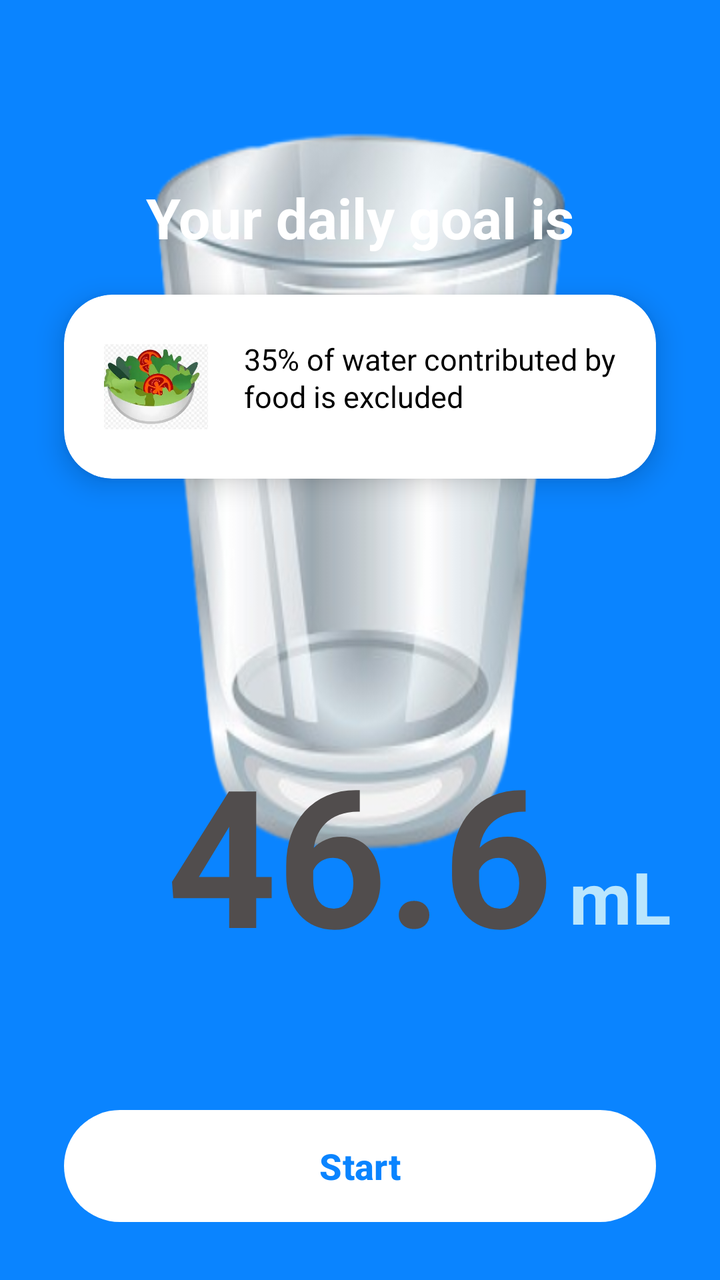
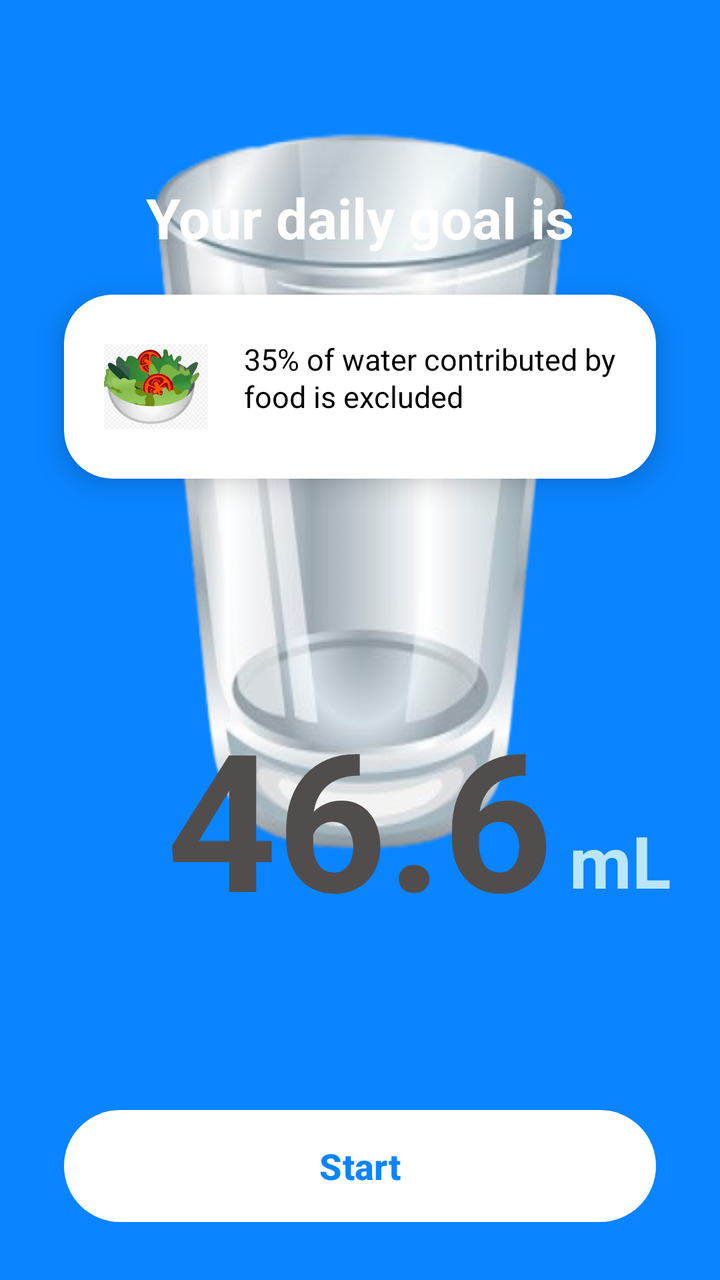

Screens rendered from an Android XML layout before and after an edit, with the pre-edit source and the edit as a unified diff.
<!-- AndroidManifest.xml: application theme Theme.WaterReminder -->
<!-- res/layout/activity_daily_goal.xml -->
<?xml version="1.0" encoding="utf-8"?>
<androidx.constraintlayout.widget.ConstraintLayout xmlns:android="http://schemas.android.com/apk/res/android"
    xmlns:app="http://schemas.android.com/apk/res-auto"
    android:layout_width="match_parent"
    android:layout_height="match_parent"
    xmlns:tools="http://schemas.android.com/tools"
    android:background="#0A84FF">

    <ImageView
        android:layout_width="wrap_content"
        android:layout_height="0dp"
        android:background="@drawable/glass"
        tools:ignore="MissingConstraints"
        tools:layout_editor_absoluteX="0dp"
        tools:layout_editor_absoluteY="200dp" />

    
    <View
        android:layout_width="match_parent"
        android:layout_height="320dp"
        app:layout_constraintTop_toTopOf="parent"
        app:layout_constraintStart_toStartOf="parent" />

    
    <TextView
        android:id="@+id/tv_title"
        android:layout_width="wrap_content"
        android:layout_height="wrap_content"
        android:text="Your daily goal is"
        android:textSize="28sp"
        android:textColor="#FFFFFF"
        android:textStyle="bold"
        app:layout_constraintTop_toTopOf="parent"
        app:layout_constraintStart_toStartOf="parent"
        app:layout_constraintEnd_toEndOf="parent"
        android:layout_marginTop="90dp" />

    
    <com.google.android.material.button.MaterialButtonToggleGroup
        android:id="@+id/unit_group"
        android:layout_width="wrap_content"
        android:layout_height="wrap_content"
        app:singleSelection="true"
        app:layout_constraintTop_toBottomOf="@id/tv_title"
        app:layout_constraintStart_toStartOf="parent"
        app:layout_constraintEnd_toEndOf="parent"
        android:layout_marginTop="32dp"
        >

        <com.google.android.material.button.MaterialButton
            android:id="@+id/btn_ml"
            android:text="ml"
            style="@style/Widget.Material3.Button.OutlinedButton" />

        <com.google.android.material.button.MaterialButton
            android:id="@+id/btn_l"
            android:text="L"
            style="@style/Widget.Material3.Button.OutlinedButton" />

        <com.google.android.material.button.MaterialButton
            android:id="@+id/btn_us_oz"
            android:text="US oz"
            android:checked="true"
            style="@style/Widget.Material3.Button.OutlinedButton" />

        <com.google.android.material.button.MaterialButton
            android:id="@+id/btn_uk_oz"
            android:text="UK oz"
            style="@style/Widget.Material3.Button.OutlinedButton" />

    </com.google.android.material.button.MaterialButtonToggleGroup>

    
    <TextView
        android:id="@+id/tv_goal"
        android:layout_width="wrap_content"
        android:layout_height="wrap_content"
        android:text="46.6"
        android:textSize="96sp"
        android:textColor="#514D4D"
        android:textStyle="bold"
        app:layout_constraintTop_toBottomOf="@id/unit_group"
        app:layout_constraintStart_toStartOf="parent"
        app:layout_constraintEnd_toEndOf="parent"
        android:layout_marginTop="203dp" />

    
    <TextView
        android:id="@+id/tv_unit"
        android:layout_width="wrap_content"
        android:layout_height="wrap_content"
        android:layout_marginStart="8dp"
        android:layout_marginBottom="18dp"
        android:text="mL"
        android:textColor="#BAE6FD"
        android:textSize="36sp"
        android:textStyle="bold"
        app:layout_constraintBottom_toBottomOf="@id/tv_goal"
        app:layout_constraintStart_toEndOf="@id/tv_goal" />

    <androidx.cardview.widget.CardView
        android:id="@+id/info_card"
        android:layout_width="0dp"
        android:layout_height="wrap_content"
        app:cardCornerRadius="24dp"
        app:cardElevation="8dp"
        app:cardBackgroundColor="#FFFFFF"
        android:layout_marginHorizontal="32dp"
        app:layout_constraintStart_toStartOf="parent"
        app:layout_constraintEnd_toEndOf="parent"
        app:layout_constraintTop_toBottomOf="@id/tv_title"
        android:layout_marginTop="20dp">

        <LinearLayout
            android:layout_width="match_parent"
            android:layout_height="wrap_content"
            android:orientation="horizontal"
            android:padding="20dp"
            android:gravity="center_vertical">

            <ImageView
                android:layout_width="52dp"
                android:layout_height="52dp"
                android:src="@drawable/salad"
                android:layout_marginEnd="18dp" />

            <TextView
                android:layout_width="0dp"
                android:layout_height="48dp"
                android:layout_weight="1"
                android:text="35% of water contributed by food is excluded"
                android:textSize="15sp"
                android:textColor="@color/black"
                android:lineSpacingExtra="1dp" />

        </LinearLayout>
    </androidx.cardview.widget.CardView>

    
    <com.google.android.material.button.MaterialButton
        android:id="@+id/btn_start"
        android:layout_width="0dp"
        android:layout_height="64dp"
        android:text="Start"
        android:textSize="18sp"
        android:textStyle="bold"
        app:cornerRadius="32dp"
        app:backgroundTint="#FFFFFF"
        android:textColor="#0A84FF"
        app:layout_constraintBottom_toBottomOf="parent"
        app:layout_constraintStart_toStartOf="parent"
        app:layout_constraintEnd_toEndOf="parent"
        android:layout_marginHorizontal="32dp"
        android:layout_marginBottom="25dp" />

</androidx.constraintlayout.widget.ConstraintLayout>
<!-- resources referenced by this layout -->
<resources>
  <color name="black">#FF000000</color>
  <!-- drawable glass: png bitmap (drawable, 118796 bytes) -->
  <!-- drawable salad: png bitmap (drawable, 89909 bytes) -->
  <style name="Theme.WaterReminder" parent="Base.Theme.WaterReminder" />
  <style name="Base.Theme.WaterReminder" parent="Theme.Material3.DayNight.NoActionBar">
          
          
      </style>
</resources>

<!-- the commit's change to res/layout/activity_daily_goal.xml (unified diff, before → after) -->
@@ -36,41 +36,6 @@
         android:layout_marginTop="90dp" />
 
     
-    <com.google.android.material.button.MaterialButtonToggleGroup
-        android:id="@+id/unit_group"
-        android:layout_width="wrap_content"
-        android:layout_height="wrap_content"
-        app:singleSelection="true"
-        app:layout_constraintTop_toBottomOf="@id/tv_title"
-        app:layout_constraintStart_toStartOf="parent"
-        app:layout_constraintEnd_toEndOf="parent"
-        android:layout_marginTop="32dp"
-        >
-
-        <com.google.android.material.button.MaterialButton
-            android:id="@+id/btn_ml"
-            android:text="ml"
-            style="@style/Widget.Material3.Button.OutlinedButton" />
-
-        <com.google.android.material.button.MaterialButton
-            android:id="@+id/btn_l"
-            android:text="L"
-            style="@style/Widget.Material3.Button.OutlinedButton" />
-
-        <com.google.android.material.button.MaterialButton
-            android:id="@+id/btn_us_oz"
-            android:text="US oz"
-            android:checked="true"
-            style="@style/Widget.Material3.Button.OutlinedButton" />
-
-        <com.google.android.material.button.MaterialButton
-            android:id="@+id/btn_uk_oz"
-            android:text="UK oz"
-            style="@style/Widget.Material3.Button.OutlinedButton" />
-
-    </com.google.android.material.button.MaterialButtonToggleGroup>
-
-    
     <TextView
         android:id="@+id/tv_goal"
         android:layout_width="wrap_content"
@@ -79,24 +44,24 @@
         android:textSize="96sp"
         android:textColor="#514D4D"
         android:textStyle="bold"
-        app:layout_constraintTop_toBottomOf="@id/unit_group"
+        app:layout_constraintTop_toBottomOf="@id/info_card"
         app:layout_constraintStart_toStartOf="parent"
         app:layout_constraintEnd_toEndOf="parent"
-        android:layout_marginTop="203dp" />
+        android:layout_marginTop="105dp" />
 
     
     <TextView
         android:id="@+id/tv_unit"
         android:layout_width="wrap_content"
         android:layout_height="wrap_content"
-        android:layout_marginStart="8dp"
-        android:layout_marginBottom="18dp"
         android:text="mL"
         android:textColor="#BAE6FD"
         android:textSize="36sp"
         android:textStyle="bold"
         app:layout_constraintBottom_toBottomOf="@id/tv_goal"
-        app:layout_constraintStart_toEndOf="@id/tv_goal" />
+        app:layout_constraintStart_toEndOf="@id/tv_goal"
+        android:layout_marginStart="8dp"
+        android:layout_marginBottom="18dp" />
 
     <androidx.cardview.widget.CardView
         android:id="@+id/info_card"
